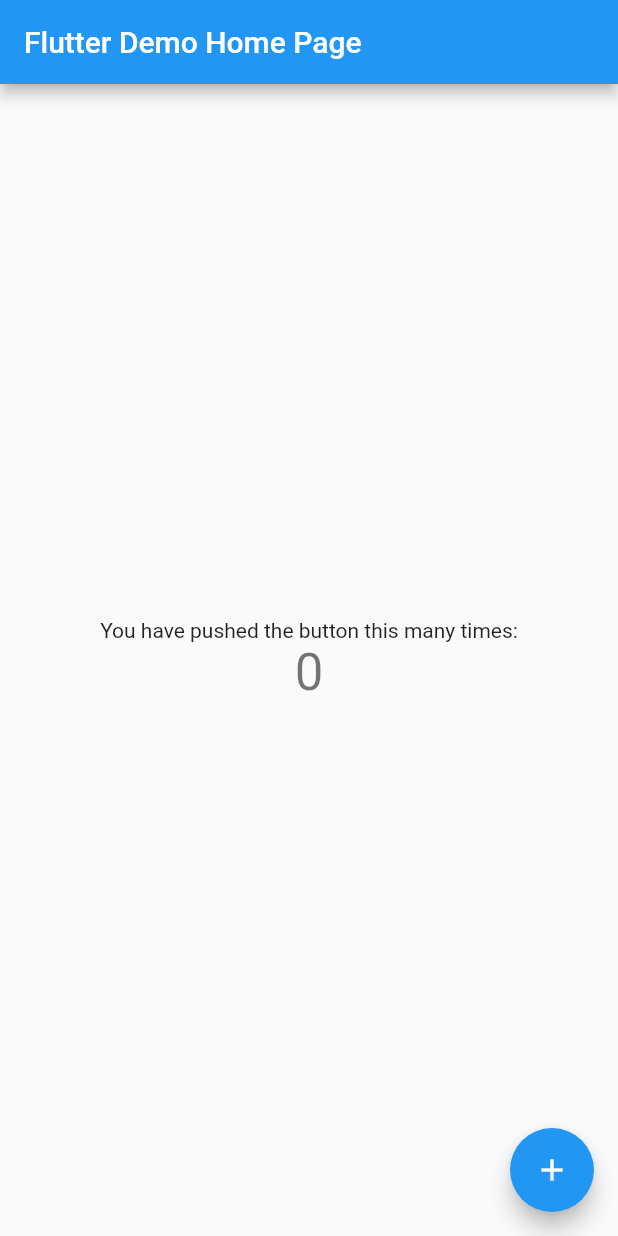
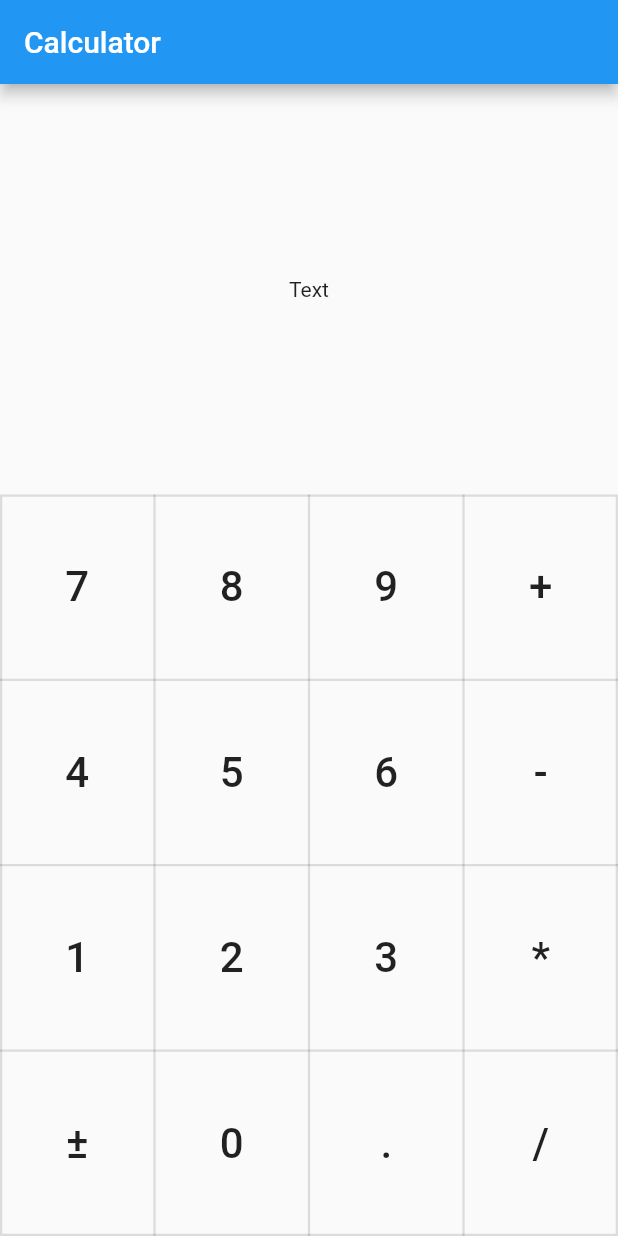
Before and after one commit to edgeboy47/flutter_calculator, a Flutter app: the screen it shows after launch, on a phone screen of 412 x 824 dp. Run offline on Flutter 3.47's test engine with Material 2 defaults, Android fonts, the phone set to English and light mode, and no system bars.

Commit message:
Create number grid

```diff
--- /dev/null
+++ b/lib/inputGrid.dart
@@ -0,0 +1,57 @@
+import 'package:flutter/material.dart';
+
+class InputGrid extends StatelessWidget {
+  @override
+  Widget build(BuildContext context) {
+    final height = MediaQuery.of(context).size.height * 0.15;
+
+    return Table(
+      border: TableBorder.all(style: BorderStyle.solid, color: Colors.black12, width: 1.5),
+      children: [
+        TableRow(children: [
+          TableButton("7", height),
+          TableButton("8", height),
+          TableButton("9", height),
+          TableButton("+", height),
+        ]),
+        TableRow(children: [
+          TableButton("4", height),
+          TableButton("5", height),
+          TableButton("6", height),
+          TableButton("-", height),
+        ]),
+        TableRow(children: [
+          TableButton("1", height),
+          TableButton("2", height),
+          TableButton("3", height),
+          TableButton("*", height),
+        ]),
+        TableRow(children: [
+          TableButton("±", height),
+          TableButton("0", height),
+          TableButton(".", height),
+          TableButton("/", height),
+])
+      ],
+    );
+  }
+}
+
+
+
+class TableButton extends StatelessWidget {
+
+  final symbol, height;
+  TableButton(this.symbol, this.height);
+
+  @override
+  Widget build(BuildContext context) {
+    return Container(
+      height: this.height,
+      child: FlatButton(
+        onPressed: (){},
+        child: Text("${this.symbol}", textScaleFactor: 2.0, textAlign: TextAlign.center),
+      ),
+    );
+  }
+}
--- /dev/null
+++ b/lib/layout.dart
@@ -0,0 +1,21 @@
+import 'package:flutter/material.dart';
+
+import 'inputGrid.dart';
+import 'numberDisplay.dart';
+
+class Calculator extends StatelessWidget {
+  @override
+  Widget build(BuildContext context) {
+    return Scaffold(
+      appBar: AppBar(title: Text("Calculator"),),
+      body: Column(
+        children: <Widget>[
+          Spacer(),
+          NumberDisplay(),
+          Spacer(),
+          InputGrid(),
+        ],
+      )
+    );
+  }
+}
--- a/lib/main.dart
+++ b/lib/main.dart
@@ -1,111 +1,18 @@
+import 'package:calculator/layout.dart';
 import 'package:flutter/material.dart';
 
 void main() => runApp(MyApp());
 
 class MyApp extends StatelessWidget {
-  // This widget is the root of your application.
+
   @override
   Widget build(BuildContext context) {
     return MaterialApp(
       title: 'Flutter Demo',
       theme: ThemeData(
-        // This is the theme of your application.
-        //
-        // Try running your application with "flutter run". You'll see the
-        // application has a blue toolbar. Then, without quitting the app, try
-        // changing the primarySwatch below to Colors.green and then invoke
-        // "hot reload" (press "r" in the console where you ran "flutter run",
-        // or simply save your changes to "hot reload" in a Flutter IDE).
-        // Notice that the counter didn't reset back to zero; the application
-        // is not restarted.
         primarySwatch: Colors.blue,
       ),
-      home: MyHomePage(title: 'Flutter Demo Home Page'),
+      home: Calculator(),
     );
   }
 }
-
-class MyHomePage extends StatefulWidget {
-  MyHomePage({Key key, this.title}) : super(key: key);
-
-  // This widget is the home page of your application. It is stateful, meaning
-  // that it has a State object (defined below) that contains fields that affect
-  // how it looks.
-
-  // This class is the configuration for the state. It holds the values (in this
-  // case the title) provided by the parent (in this case the App widget) and
-  // used by the build method of the State. Fields in a Widget subclass are
-  // always marked "final".
-
-  final String title;
-
-  @override
-  _MyHomePageState createState() => _MyHomePageState();
-}
-
-class _MyHomePageState extends State<MyHomePage> {
-  int _counter = 0;
-
-  void _incrementCounter() {
-    setState(() {
-      // This call to setState tells the Flutter framework that something has
-      // changed in this State, which causes it to rerun the build method below
-      // so that the display can reflect the updated values. If we changed
-      // _counter without calling setState(), then the build method would not be
-      // called again, and so nothing would appear to happen.
-      _counter++;
-    });
-  }
-
-  @override
-  Widget build(BuildContext context) {
-    // This method is rerun every time setState is called, for instance as done
-    // by the _incrementCounter method above.
-    //
-    // The Flutter framework has been optimized to make rerunning build methods
-    // fast, so that you can just rebuild anything that needs updating rather
-    // than having to individually change instances of widgets.
-    return Scaffold(
-      appBar: AppBar(
-        // Here we take the value from the MyHomePage object that was created by
-        // the App.build method, and use it to set our appbar title.
-        title: Text(widget.title),
-      ),
-      body: Center(
-        // Center is a layout widget. It takes a single child and positions it
-        // in the middle of the parent.
-        child: Column(
-          // Column is also a layout widget. It takes a list of children and
-          // arranges them vertically. By default, it sizes itself to fit its
-          // children horizontally, and tries to be as tall as its parent.
-          //
-          // Invoke "debug painting" (press "p" in the console, choose the
-          // "Toggle Debug Paint" action from the Flutter Inspector in Android
-          // Studio, or the "Toggle Debug Paint" command in Visual Studio Code)
-          // to see the wireframe for each widget.
-          //
-          // Column has various properties to control how it sizes itself and
-          // how it positions its children. Here we use mainAxisAlignment to
-          // center the children vertically; the main axis here is the vertical
-          // axis because Columns are vertical (the cross axis would be
-          // horizontal).
-          mainAxisAlignment: MainAxisAlignment.center,
-          children: <Widget>[
-            Text(
-              'You have pushed the button this many times:',
-            ),
-            Text(
-              '$_counter',
-              style: Theme.of(context).textTheme.display1,
-            ),
-          ],
-        ),
-      ),
-      floatingActionButton: FloatingActionButton(
-        onPressed: _incrementCounter,
-        tooltip: 'Increment',
-        child: Icon(Icons.add),
-      ), // This trailing comma makes auto-formatting nicer for build methods.
-    );
-  }
-}
--- /dev/null
+++ b/lib/numberDisplay.dart
@@ -0,0 +1,10 @@
+import 'package:flutter/material.dart';
+
+class NumberDisplay extends StatelessWidget {
+  @override
+  Widget build(BuildContext context) {
+    return Container(
+      child: Text("Text")
+    );
+  }
+}
```
